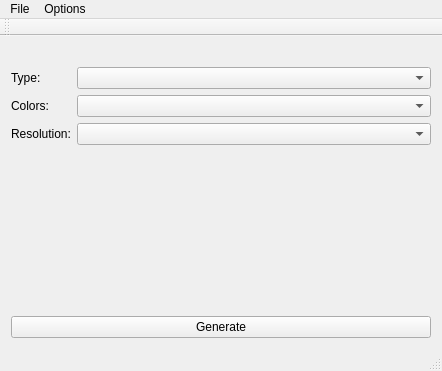
First picture: the form in Qt Widget - FractalVisualizer/FractalVisualizer/mainwindow.ui, repository parvex/Programowanie-Aplikacji-Interkatywnych, before the edit.
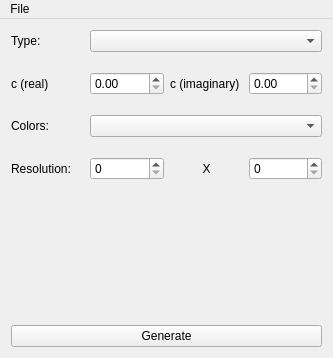
Second picture: the form after the edit.

Diff of the .ui file:
```diff
--- a/Qt Widget - FractalVisualizer/FractalVisualizer/mainwindow.ui
+++ b/Qt Widget - FractalVisualizer/FractalVisualizer/mainwindow.ui
@@ -6,8 +6,8 @@
    <rect>
     <x>0</x>
     <y>0</y>
-    <width>442</width>
-    <height>371</height>
+    <width>333</width>
+    <height>358</height>
    </rect>
   </property>
   <property name="windowTitle">
@@ -16,42 +16,97 @@
   <widget class="QWidget" name="centralWidget">
    <layout class="QVBoxLayout" name="verticalLayout_2">
     <item>
-     <layout class="QFormLayout" name="formLayout">
+     <layout class="QGridLayout" name="gridLayout">
       <property name="topMargin">
+       <number>0</number>
+      </property>
+      <property name="horizontalSpacing">
+       <number>6</number>
+      </property>
+      <property name="verticalSpacing">
        <number>20</number>
       </property>
-      <item row="0" column="0">
+      <item row="5" column="3">
+       <widget class="QSpinBox" name="spinBoxHeight"/>
+      </item>
+      <item row="5" column="1">
+       <widget class="QSpinBox" name="spinBoxWidth"/>
+      </item>
+      <item row="1" column="0">
        <widget class="QLabel" name="label">
         <property name="text">
          <string>Type:</string>
         </property>
        </widget>
       </item>
-      <item row="0" column="1">
-       <widget class="QComboBox" name="typeComboBox"/>
+      <item row="5" column="0">
+       <widget class="QLabel" name="label_3">
+        <property name="text">
+         <string>Resolution:</string>
+        </property>
+       </widget>
       </item>
-      <item row="1" column="0">
+      <item row="3" column="0">
        <widget class="QLabel" name="label_2">
         <property name="text">
          <string>Colors:</string>
         </property>
        </widget>
       </item>
-      <item row="1" column="1">
+      <item row="3" column="1" colspan="3">
        <widget class="QComboBox" name="colorsComboBox"/>
       </item>
+      <item row="1" column="1" colspan="3">
+       <widget class="QComboBox" name="typeComboBox"/>
+      </item>
+      <item row="5" column="2">
+       <widget class="QLabel" name="label_4">
+        <property name="text">
+         <string>X</string>
+        </property>
+        <property name="alignment">
+         <set>Qt::AlignCenter</set>
+        </property>
+       </widget>
+      </item>
       <item row="2" column="0">
-       <widget class="QLabel" name="label_3">
+       <widget class="QLabel" name="realLabel">
         <property name="text">
-         <string>Resolution:</string>
+         <string>c (real)</string>
+        </property>
+        <property name="margin">
+         <number>0</number>
         </property>
        </widget>
       </item>
       <item row="2" column="1">
-       <widget class="QComboBox" name="resolutionComboBox"/>
+       <widget class="QDoubleSpinBox" name="spinBoxReal"/>
+      </item>
+      <item row="2" column="2">
+       <widget class="QLabel" name="imaginaryLabel">
+        <property name="text">
+         <string>c (imaginary)</string>
+        </property>
+       </widget>
+      </item>
+      <item row="2" column="3">
+       <widget class="QDoubleSpinBox" name="spinBoxImaginary"/>
       </item>
      </layout>
     </item>
+    <item>
+     <spacer name="verticalSpacer">
+      <property name="orientation">
+       <enum>Qt::Vertical</enum>
+      </property>
+      <property name="sizeHint" stdset="0">
+       <size>
+        <width>20</width>
+        <height>40</height>
+       </size>
+      </property>
+     </spacer>
+    </item>
     <item>
      <layout class="QVBoxLayout" name="verticalLayout">
       <item>
@@ -70,7 +125,7 @@
     <rect>
      <x>0</x>
      <y>0</y>
-     <width>442</width>
+     <width>333</width>
      <height>21</height>
     </rect>
    </property>
@@ -83,37 +138,8 @@
     <addaction name="actionCopy"/>
     <addaction name="actionExit"/>
    </widget>
-   <widget class="QMenu" name="menuVisualizer">
-    <property name="title">
-     <string>Options</string>
-    </property>
-    <addaction name="actionConfigure"/>
-    <addaction name="actionGradient_color"/>
-    <addaction name="actionSet_resolution"/>
-    <addaction name="actionChoose_kind"/>
-   </widget>
    <addaction name="menuFile"/>
-   <addaction name="menuVisualizer"/>
   </widget>
-  <widget class="QToolBar" name="mainToolBar">
-   <attribute name="toolBarArea">
-    <enum>TopToolBarArea</enum>
-   </attribute>
-   <attribute name="toolBarBreak">
-    <bool>true</bool>
-   </attribute>
-  </widget>
-  <widget class="QStatusBar" name="statusBar"/>
-  <action name="actionSave">
-   <property name="text">
-    <string>Save</string>
-   </property>
-  </action>
-  <action name="actionCopy">
-   <property name="text">
-    <string>Copy</string>
-   </property>
-  </action>
   <action name="actionExit">
    <property name="text">
     <string>Exit</string>
```
Left out of the diff: 22 changed lines with no effect on the pictures.
